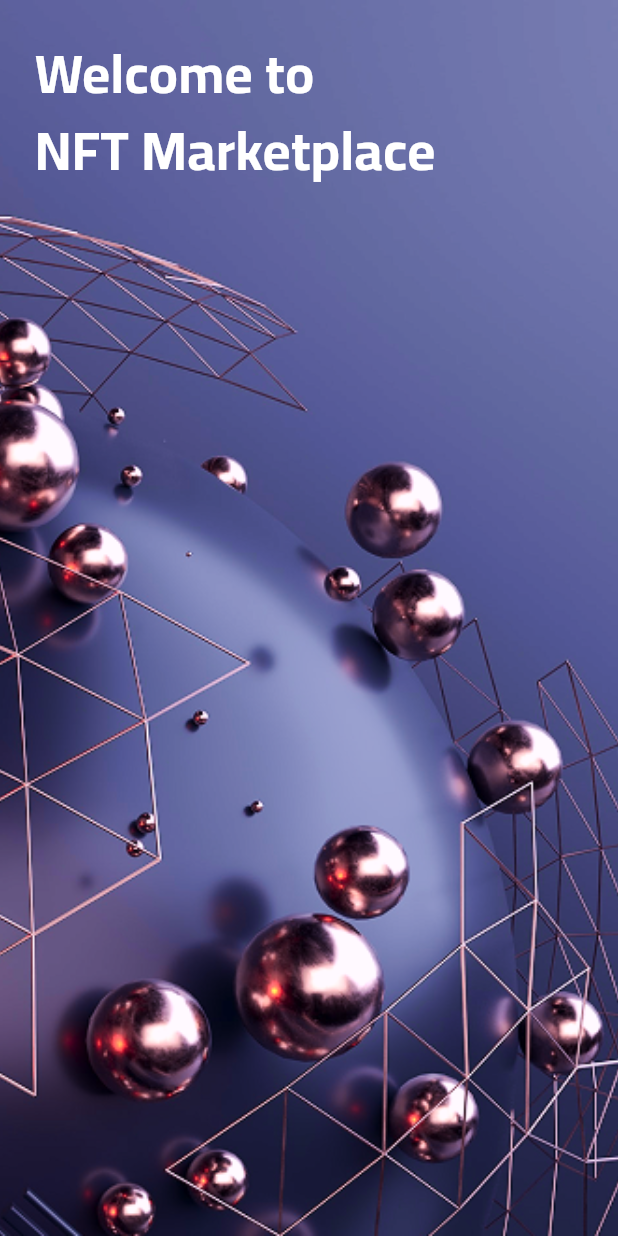
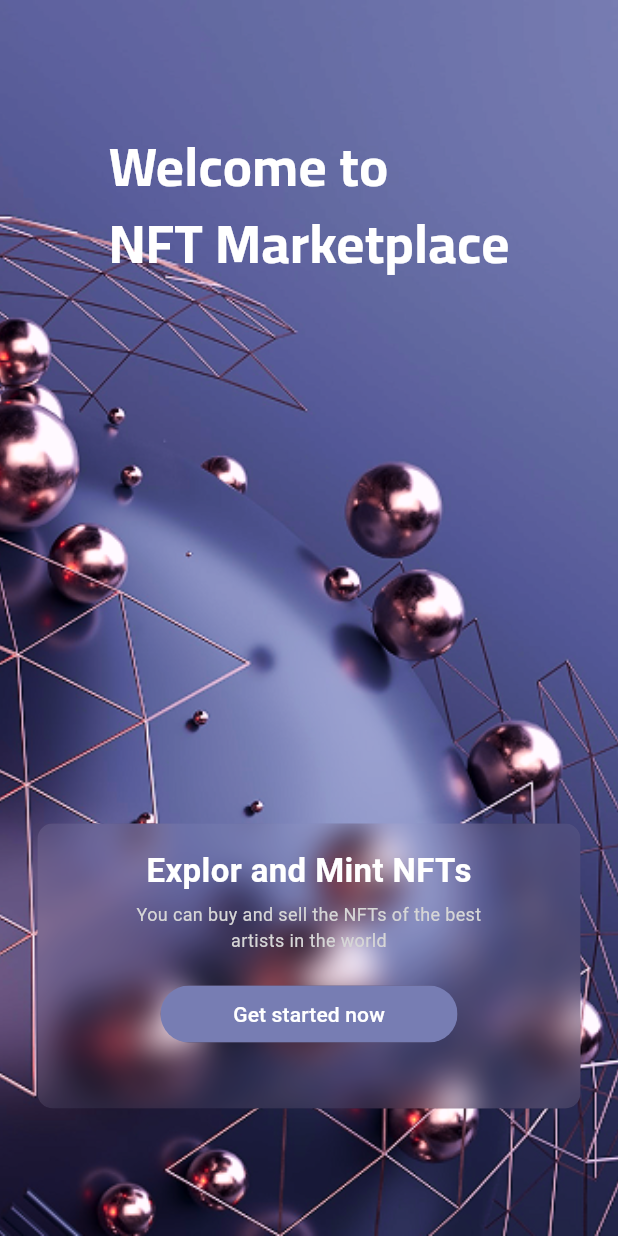
Before and after one commit to Mohamed0257/NFT-Marketplace, a Flutter app: the screen it shows after launch, on a phone screen of 412 x 824 dp. Run offline on Flutter 3.47's test engine with Material 3 defaults, Android fonts, the phone set to English and light mode, and no system bars.

Commit message:
Design onBoarding the last part

```diff
--- a/lib/app/my_app.dart
+++ b/lib/app/my_app.dart
@@ -7,6 +7,7 @@ class MyApp extends StatelessWidget {
   @override
   Widget build(BuildContext context) {
     return MaterialApp(
+      debugShowCheckedModeBanner: false,
       routes: RouteManager.routes,
       initialRoute: RouteName.kOnBoardingPage,
     );
--- a/lib/core/resourses/color_manager.dart
+++ b/lib/core/resourses/color_manager.dart
@@ -1,9 +1,8 @@
-import 'dart:ui';
-
 import 'package:flutter/material.dart';
 
 class ColorManager {
   static const Color kColorPanafsige = Color.fromRGBO(119, 125, 179, 1);
   static const Color kColorPanafsigeLight = Color.fromRGBO(173, 177, 218, 1.0);
   static const Color kColorWhite = Colors.white;
+  static Color? kColorGray350 = Colors.grey[350];
 }
--- a/lib/core/resourses/route_manager.dart
+++ b/lib/core/resourses/route_manager.dart
@@ -1,5 +1,5 @@
 import 'package:flutter/material.dart';
-import 'package:mini_nft_marketplace/features/onBoardingPage/on_boarding_page.dart';
+import 'package:mini_nft_marketplace/features/onBoardingPage/screens/on_boarding_page.dart';
 
 class RouteManager {
   static Map<String,WidgetBuilder> routes={
--- /dev/null
+++ b/lib/core/resourses/size_manager.dart
@@ -0,0 +1,28 @@
+class HeightManager {
+  static const double h60 = 60;
+  static const double h190 = 190;
+  static const double h5 = 5;
+  static const double h22 = 22;
+  static const double h38 = 38;
+}
+class WidthManager{
+  static const double w198 = 198;
+}
+class PaddingManager{
+  static const double p25 = 25;
+  static const double p16 = 16;
+}
+class BoarderRadius {
+  static const double br10 = 10;
+  static const double br40 = 40;
+}
+
+class BlurManager {
+  static const double b10 = 10;
+  static const double b100 = 100;
+}
+
+class FontSizeManager{
+  static const double fs22 = 22;
+  static const double fs12 = 12;
+}
--- a/lib/core/resourses/string_manager.dart
+++ b/lib/core/resourses/string_manager.dart
@@ -1,3 +1,6 @@
 class StringManager {
   static const String TitleOnBoardingPage = "Welcome to\nNFT Marketplace";
+  static const String TitleCardOnBoardingPage = "Explor and Mint NFTs";
+  static const String DescCardOnBoardingPage = "You can buy and sell the NFTs of the best\nartists in the world";
+  static const String ButtonCardOnBoardingPage = "Get started now";
 }
--- a/lib/features/onBoardingPage/on_boarding_page.dart
+++ /dev/null
@@ -1,43 +0,0 @@
-import 'package:flutter/material.dart';
-import 'package:mini_nft_marketplace/core/resourses/assets_manager.dart';
-import 'package:mini_nft_marketplace/core/resourses/color_manager.dart';
-import 'package:mini_nft_marketplace/core/resourses/fonts_manager.dart';
-import 'package:mini_nft_marketplace/core/resourses/string_manager.dart';
-
-class OnBoardingPage extends StatelessWidget {
-  const OnBoardingPage({super.key});
-
-  @override
-  Widget build(BuildContext context) {
-    return Scaffold(
-      body: SafeArea(
-          child: Stack(
-            children: [
-              Image(
-                width: double.infinity,
-                height: double.infinity,
-                fit: BoxFit.cover,
-                image: AssetImage(AssetsManager.onBoardingBackgroundImage),),
-              Container(
-                padding: EdgeInsets.all(23),
-                child: Column(
-                  children: [
-                    Text(
-                      StringManager.TitleOnBoardingPage,
-                      style: TextStyle(
-                        color: ColorManager.kColorWhite,
-                        fontWeight: FontWeight.bold,
-                        fontSize:  FontSize.f36,
-                        fontFamily: FontsManager.cairoBold,
-                      ),
-                    ),
-                  ],
-                ),
-              ),
-            ],
-          ),
-
-        ),
-    );
-  }
-}
--- /dev/null
+++ b/lib/features/onBoardingPage/screens/on_boarding_page.dart
@@ -0,0 +1,22 @@
+import 'package:flutter/material.dart';
+import 'package:mini_nft_marketplace/features/onBoardingPage/widgets/custom_componant_on_boarding_page.dart';
+import 'package:mini_nft_marketplace/features/onBoardingPage/widgets/custom_on_boarding_background_page.dart';
+
+class OnBoardingPage extends StatelessWidget {
+  const OnBoardingPage({super.key});
+
+  @override
+  Widget build(BuildContext context) {
+    return Scaffold(
+      body: SafeArea(
+          child: Stack(
+            children: [
+              const CustomOnBoardingBackgroundPage(),
+              const CustomComponantOnBoardingPage(),
+            ],
+          ),
+
+        ),
+    );
+  }
+}
--- /dev/null
+++ b/lib/features/onBoardingPage/widgets/custom_card_on_boarding_page.dart
@@ -0,0 +1,55 @@
+import 'dart:ui';
+import 'package:flutter/material.dart';
+import 'package:mini_nft_marketplace/core/resourses/color_manager.dart';
+import 'package:mini_nft_marketplace/core/resourses/size_manager.dart';
+import 'package:mini_nft_marketplace/core/resourses/string_manager.dart';
+
+class CustomCardOnBoardingPage extends StatelessWidget {
+  const CustomCardOnBoardingPage({super.key});
+
+  @override
+  Widget build(BuildContext context) {
+    return ClipRRect(
+      borderRadius: BorderRadius.circular(BoarderRadius.br10),
+      child: BackdropFilter(
+        filter: ImageFilter.blur(
+          sigmaX: BlurManager.b10,sigmaY: BlurManager.b10,
+        ),
+        child: Container(
+          padding: EdgeInsets.all(PaddingManager.p16),
+          width: double.infinity,
+          height: HeightManager.h190,
+          decoration: BoxDecoration(
+              borderRadius: BorderRadius.circular(BoarderRadius.br10),
+              color: ColorManager.kColorPanafsigeLight.withValues(alpha: 0.1)
+          ),
+          child: Column(
+            children: [
+              const Text(StringManager.TitleCardOnBoardingPage,style: TextStyle(color: ColorManager.kColorWhite,fontSize: FontSizeManager.fs22,fontWeight: FontWeight.bold),),
+              const SizedBox(height: HeightManager.h5,),
+              Text(StringManager.DescCardOnBoardingPage,style: TextStyle(color: ColorManager.kColorGray350 ,fontSize: FontSizeManager.fs12),textAlign: TextAlign.center,),
+              const SizedBox(height: HeightManager.h22),
+              Container(
+                width: WidthManager.w198,
+                height: HeightManager.h38,
+                child: ClipRRect(
+                  borderRadius: BorderRadius.circular(BoarderRadius.br40),
+                  child:BackdropFilter(
+                    filter: ImageFilter.blur(
+                      sigmaX: BlurManager.b100,sigmaY: BlurManager.b100,
+                    ),
+                    child: MaterialButton(
+                        color: ColorManager.kColorPanafsige,
+                        onPressed: () {
+
+                        }, child: Text(StringManager.ButtonCardOnBoardingPage,style: TextStyle(color: Colors.white),)),
+                  ),
+                ),
+              )
+            ],
+          ),
+        ),
+      ),
+    );
+  }
+}
--- /dev/null
+++ b/lib/features/onBoardingPage/widgets/custom_componant_on_boarding_page.dart
@@ -0,0 +1,27 @@
+import 'dart:ui';
+
+import 'package:flutter/material.dart';
+import 'package:mini_nft_marketplace/core/resourses/size_manager.dart';
+import 'package:mini_nft_marketplace/features/onBoardingPage/widgets/custom_card_on_boarding_page.dart';
+import 'package:mini_nft_marketplace/features/onBoardingPage/widgets/custom_title_on_boarding_page.dart';
+
+
+class CustomComponantOnBoardingPage extends StatelessWidget {
+  const CustomComponantOnBoardingPage({super.key});
+
+  @override
+  Widget build(BuildContext context) {
+    return Container(
+      padding: EdgeInsets.all(PaddingManager.p25),
+      child: Column(
+        children: [
+          const SizedBox(height: HeightManager.h60,),
+          const CustomTitleOnBoardingPage(),
+          const Spacer(),
+          const CustomCardOnBoardingPage(),
+          const SizedBox(height: HeightManager.h60,),
+        ],
+      ),
+    );
+  }
+}
--- /dev/null
+++ b/lib/features/onBoardingPage/widgets/custom_on_boarding_background_page.dart
@@ -0,0 +1,15 @@
+import 'package:flutter/material.dart';
+import 'package:mini_nft_marketplace/core/resourses/assets_manager.dart';
+
+class CustomOnBoardingBackgroundPage extends StatelessWidget {
+  const CustomOnBoardingBackgroundPage({super.key});
+
+  @override
+  Widget build(BuildContext context) {
+    return const Image(
+      width: double.infinity,
+      height: double.infinity,
+      fit: BoxFit.cover,
+      image: AssetImage(AssetsManager.onBoardingBackgroundImage),);
+  }
+}
--- /dev/null
+++ b/lib/features/onBoardingPage/widgets/custom_title_on_boarding_page.dart
@@ -0,0 +1,23 @@
+import 'package:flutter/material.dart';
+import 'package:mini_nft_marketplace/core/resourses/color_manager.dart';
+import 'package:mini_nft_marketplace/core/resourses/fonts_manager.dart';
+import 'package:mini_nft_marketplace/core/resourses/string_manager.dart';
+
+
+
+class CustomTitleOnBoardingPage extends StatelessWidget {
+  const CustomTitleOnBoardingPage({super.key});
+
+  @override
+  Widget build(BuildContext context) {
+    return const Text(
+      StringManager.TitleOnBoardingPage,
+      style: TextStyle(
+        color: ColorManager.kColorWhite,
+        fontWeight: FontWeight.bold,
+        fontSize:  FontSize.f36,
+        fontFamily: FontsManager.cairoBold,
+      ),
+    );
+  }
+}
```
